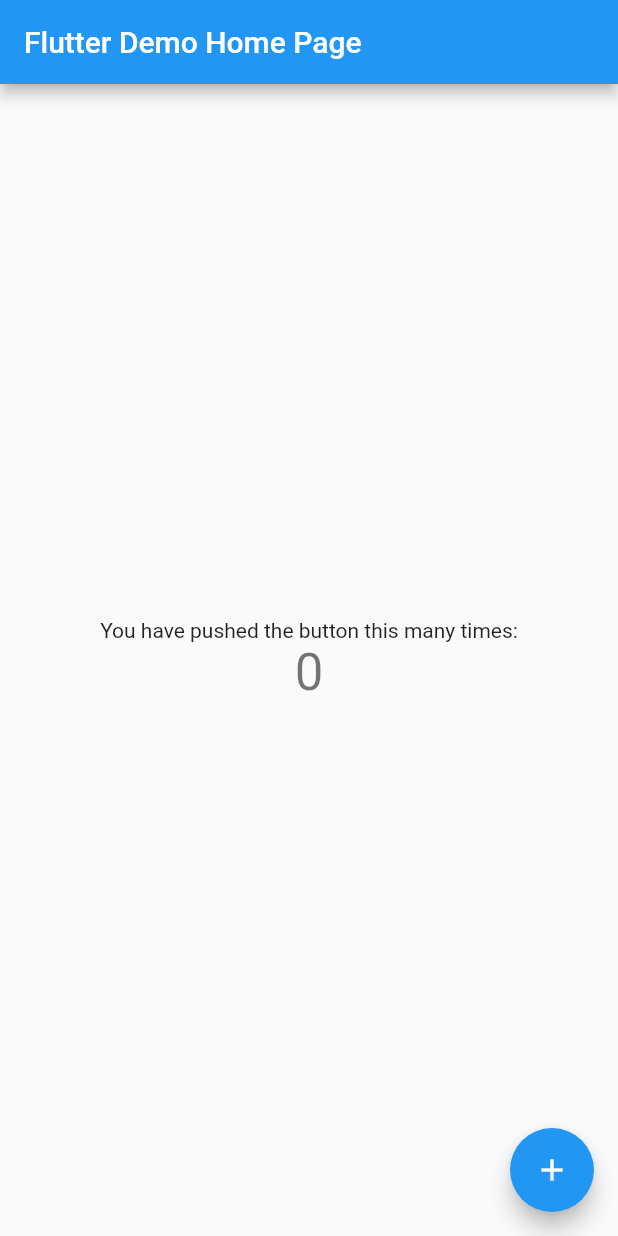
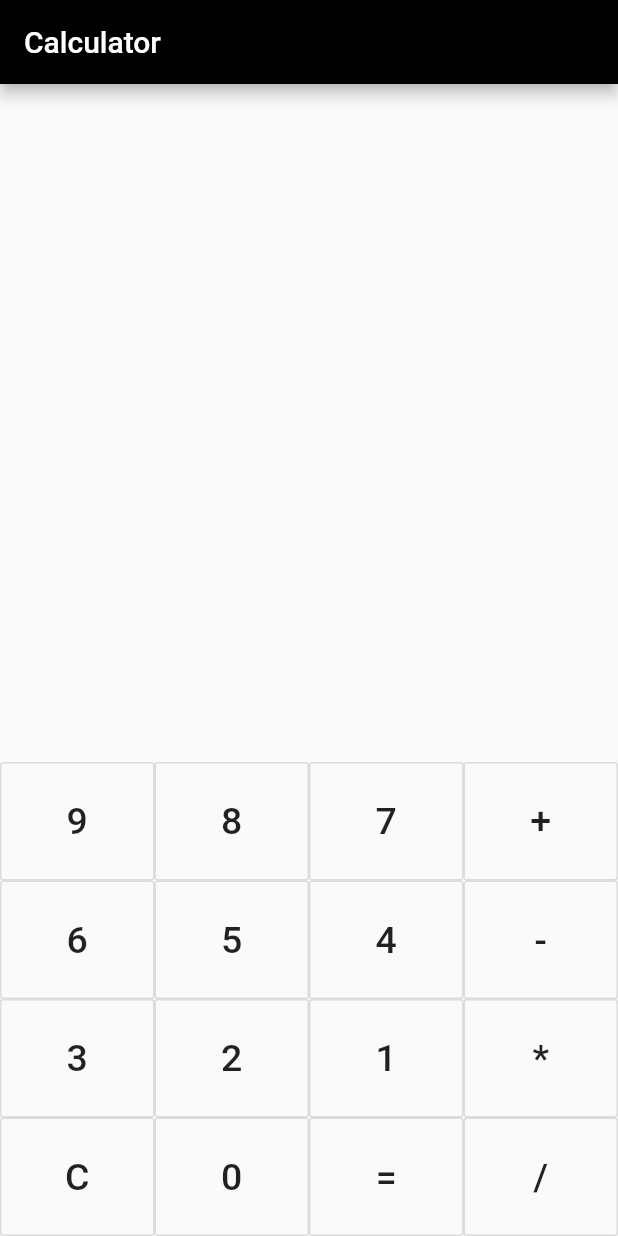
Before and after one commit to Flutter-Learning-Community/calculator, a Flutter app: the screen it shows after launch, on a phone screen of 412 x 824 dp. Run offline on Flutter 3.47's test engine with Material 2 defaults, Android fonts, the phone set to English and light mode, and no system bars.

Commit message:
calculator app

```diff
--- /dev/null
+++ b/lib/calc.dart
@@ -0,0 +1,127 @@
+import 'package:flutter/material.dart';
+
+class clac extends StatefulWidget {
+  const clac({ Key? key }) : super(key: key);
+
+  @override
+  _clacState createState() => _clacState();
+}
+
+class _clacState extends State<clac> {
+  @override
+  Widget build(BuildContext context) {
+    return Scaffold(
+      appBar: AppBar(title: Text("Calculator"),
+      backgroundColor: Colors.black,
+      ),
+
+      body: Container(
+        alignment: Alignment.bottomRight,
+        child:Column(
+          children: [
+            Expanded(
+              child: Container(
+                padding: EdgeInsets.all(10.0),
+                alignment: Alignment.bottomRight,
+                child: Text(text,style: TextStyle(
+                  fontSize: 30.0,fontWeight:FontWeight.w700
+                ),),
+              ),
+            ),
+            Row(
+              children: [
+            customOutlineButton("9"),
+            customOutlineButton("8"),
+            customOutlineButton("7"),
+            customOutlineButton("+"),
+              ],
+            ),
+            Row(
+              children: [
+            customOutlineButton("6"),
+            customOutlineButton("5"),
+            customOutlineButton("4"),
+            customOutlineButton("-"),
+              ],
+            ),
+            Row(
+              children: [
+            customOutlineButton("3"),
+            customOutlineButton("2"),
+            customOutlineButton("1"),
+            customOutlineButton("*"),
+              ],
+            ),
+            Row(
+              children: [
+            customOutlineButton("C"),
+            customOutlineButton("0"),
+            customOutlineButton("="),
+            customOutlineButton("/"),
+              ],
+            ),
+
+
+          ],
+        ),
+      ),
+    );
+  }
+
+Widget customOutlineButton(String val)
+{
+  // ignore: deprecated_member_use
+  return Expanded(
+    // ignore: deprecated_member_use
+    child: OutlineButton(
+      padding: EdgeInsets.all(25.0),
+      onPressed:()=>button(val),
+      child: Text(val,
+      style: TextStyle(fontSize: 25.0),
+      ),
+      ),
+  );
+
+
+}
+late int first,second;
+late String result, text = " ";
+late String opp;
+void button(String btnText){
+  if(btnText == "C"){
+    result='';
+    text="";
+    first = 0;
+    second = 0;
+
+  }else if(btnText == "+" || btnText=="-" ||btnText== "*" || btnText=="/"){
+    first = int.parse(text);
+    result = "";
+    opp = btnText;
+
+  }else if(btnText == "=" ){
+      second = int.parse(text);
+      if(opp=="+"){
+        result = (first+second).toString();
+      }
+       if(opp=="-"){
+        result = (first-second).toString();
+      }
+       if(opp=="/"){
+        result = (first/second).toString();
+      }
+       if(opp=="*"){
+        result = (first*second).toString();
+      }
+  }
+  else
+  {
+    result=int.parse(text+btnText).toString();
+
+  }
+    setState(() {
+      text = result;
+    });
+
+}
+}
--- a/lib/main.dart
+++ b/lib/main.dart
@@ -1,115 +1,14 @@
 import 'package:flutter/material.dart';
-
+import 'calc.dart';
 void main() {
-  runApp(const MyApp());
+  runApp(MyApp());
 }
-
 class MyApp extends StatelessWidget {
-  const MyApp({Key? key}) : super(key: key);
-
-  // This widget is the root of your application.
   @override
   Widget build(BuildContext context) {
     return MaterialApp(
-      title: 'Flutter Demo',
-      theme: ThemeData(
-        // This is the theme of your application.
-        //
-        // Try running your application with "flutter run". You'll see the
-        // application has a blue toolbar. Then, without quitting the app, try
-        // changing the primarySwatch below to Colors.green and then invoke
-        // "hot reload" (press "r" in the console where you ran "flutter run",
-        // or simply save your changes to "hot reload" in a Flutter IDE).
-        // Notice that the counter didn't reset back to zero; the application
-        // is not restarted.
-        primarySwatch: Colors.blue,
-      ),
-      home: const MyHomePage(title: 'Flutter Demo Home Page'),
+      debugShowCheckedModeBanner: false,
+      home: clac(),
     );
   }
 }
-
-class MyHomePage extends StatefulWidget {
-  const MyHomePage({Key? key, required this.title}) : super(key: key);
-
-  // This widget is the home page of your application. It is stateful, meaning
-  // that it has a State object (defined below) that contains fields that affect
-  // how it looks.
-
-  // This class is the configuration for the state. It holds the values (in this
-  // case the title) provided by the parent (in this case the App widget) and
-  // used by the build method of the State. Fields in a Widget subclass are
-  // always marked "final".
-
-  final String title;
-
-  @override
-  State<MyHomePage> createState() => _MyHomePageState();
-}
-
-class _MyHomePageState extends State<MyHomePage> {
-  int _counter = 0;
-
-  void _incrementCounter() {
-    setState(() {
-      // This call to setState tells the Flutter framework that something has
-      // changed in this State, which causes it to rerun the build method below
-      // so that the display can reflect the updated values. If we changed
-      // _counter without calling setState(), then the build method would not be
-      // called again, and so nothing would appear to happen.
-      _counter++;
-    });
-  }
-
-  @override
-  Widget build(BuildContext context) {
-    // This method is rerun every time setState is called, for instance as done
-    // by the _incrementCounter method above.
-    //
-    // The Flutter framework has been optimized to make rerunning build methods
-    // fast, so that you can just rebuild anything that needs updating rather
-    // than having to individually change instances of widgets.
-    return Scaffold(
-      appBar: AppBar(
-        // Here we take the value from the MyHomePage object that was created by
-        // the App.build method, and use it to set our appbar title.
-        title: Text(widget.title),
-      ),
-      body: Center(
-        // Center is a layout widget. It takes a single child and positions it
-        // in the middle of the parent.
-        child: Column(
-          // Column is also a layout widget. It takes a list of children and
-          // arranges them vertically. By default, it sizes itself to fit its
-          // children horizontally, and tries to be as tall as its parent.
-          //
-          // Invoke "debug painting" (press "p" in the console, choose the
-          // "Toggle Debug Paint" action from the Flutter Inspector in Android
-          // Studio, or the "Toggle Debug Paint" command in Visual Studio Code)
-          // to see the wireframe for each widget.
-          //
-          // Column has various properties to control how it sizes itself and
-          // how it positions its children. Here we use mainAxisAlignment to
-          // center the children vertically; the main axis here is the vertical
-          // axis because Columns are vertical (the cross axis would be
-          // horizontal).
-          mainAxisAlignment: MainAxisAlignment.center,
-          children: <Widget>[
-            const Text(
-              'You have pushed the button this many times:',
-            ),
-            Text(
-              '$_counter',
-              style: Theme.of(context).textTheme.headline4,
-            ),
-          ],
-        ),
-      ),
-      floatingActionButton: FloatingActionButton(
-        onPressed: _incrementCounter,
-        tooltip: 'Increment',
-        child: const Icon(Icons.add),
-      ), // This trailing comma makes auto-formatting nicer for build methods.
-    );
-  }
-}
--- a/pubspec.yaml
+++ b/pubspec.yaml
@@ -34,6 +34,7 @@ dependencies:
   # The following adds the Cupertino Icons font to your application.
   # Use with the CupertinoIcons class for iOS style icons.
   cupertino_icons: ^1.0.2
+  google_fonts: ^2.2.0
 
 dev_dependencies:
   flutter_test:
```
Also changed, not shown: pubspec.lock.
